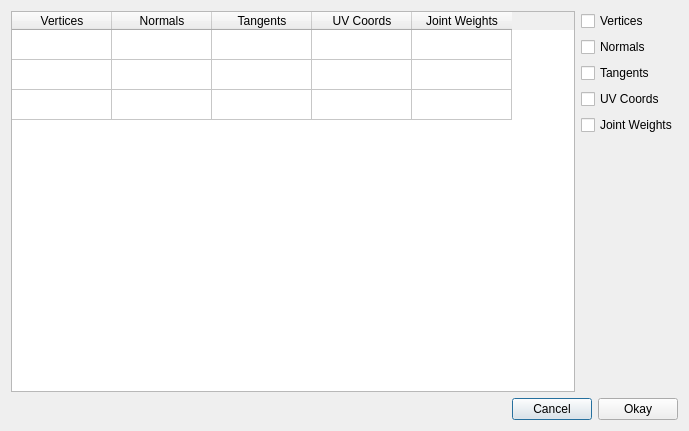
Before: the Qt Designer form ui/edit_submesh_data_widget.ui in dprandle/bbtoolkit, drawn with Qt 5.
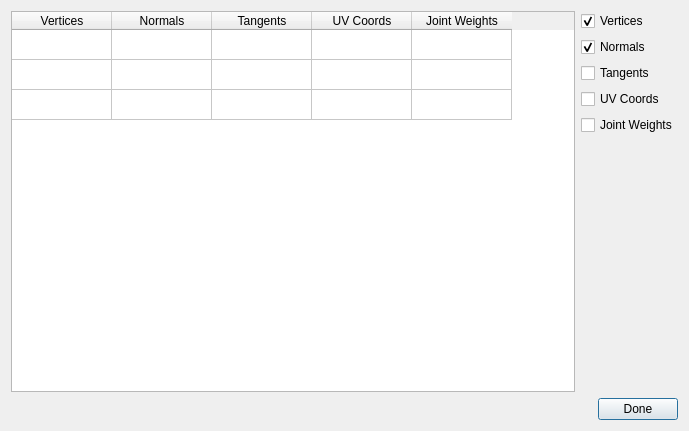
After: the same form once the commit is applied.

Commit message: Fixed some changes in submesh data viewer

```diff
--- a/ui/edit_submesh_data_widget.ui
+++ b/ui/edit_submesh_data_widget.ui
@@ -91,6 +91,9 @@
          <property name="text">
           <string>Vertices</string>
          </property>
+         <property name="checked">
+          <bool>true</bool>
+         </property>
         </widget>
        </item>
        <item>
@@ -98,6 +101,9 @@
          <property name="text">
           <string>Normals</string>
          </property>
+         <property name="checked">
+          <bool>true</bool>
+         </property>
         </widget>
        </item>
        <item>
@@ -156,14 +162,7 @@
      <item>
       <widget class="QPushButton" name="btn_cancel">
        <property name="text">
-        <string>Cancel</string>
-       </property>
-      </widget>
-     </item>
-     <item>
-      <widget class="QPushButton" name="btn_okay">
-       <property name="text">
-        <string>Okay</string>
+        <string>Done</string>
        </property>
       </widget>
      </item>
```
Left out of the diff: 26 changed lines with no effect on the pictures. The commit also changes 3 other files.
